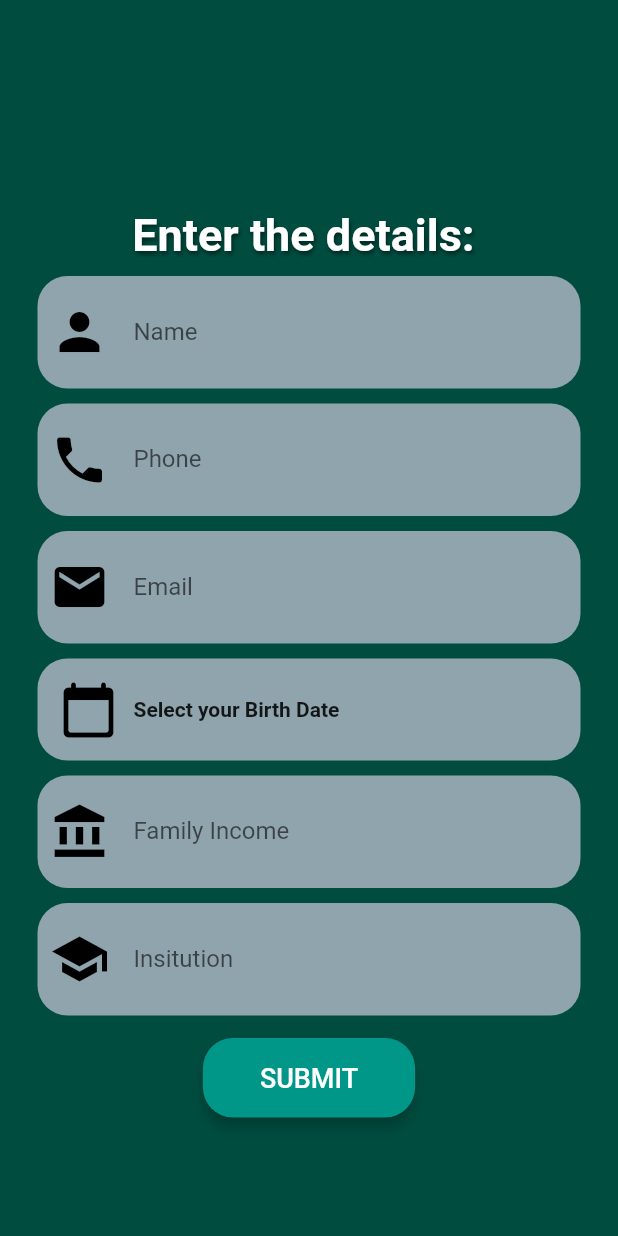
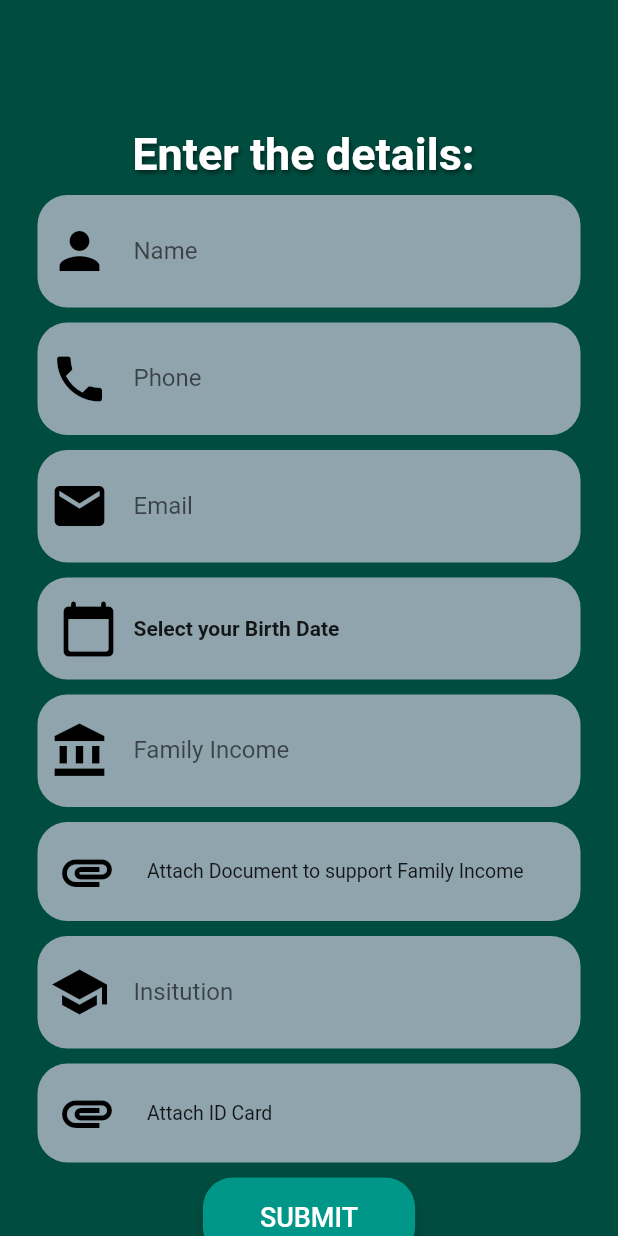
Before and after one commit to sidhagarwal05/studentfin, a Flutter app: the UserInfoScreen screen opened directly, on a phone screen of 412 x 824 dp. Run offline on Flutter 3.47's test engine with Material 2 defaults, Android fonts, the light colour scheme and no system bars; our stand-ins replace accordion, auth_buttons, file_picker, firebase_auth, flutter_spinkit, google_sign_in and 1 more; accounts and stored records are empty.

Commit message:
added document upload functionality

```diff
--- a/lib/form.dart
+++ b/lib/form.dart
@@ -3,12 +3,7 @@ import 'dart:ui';
 
 import 'package:flutter/material.dart';
 import 'package:studentfin/splashscreen2.dart';
-
-import 'auth.dart';
-import 'home.dart';
-import 'login_page.dart';
-
-import 'package:syncfusion_flutter_datepicker/datepicker.dart';
+import 'package:file_picker/file_picker.dart';
 
 class UserInfoScreen extends StatefulWidget {
   static const routeName = '/user-info';
@@ -24,9 +19,12 @@ class _UserInfoScreenState extends State<UserInfoScreen>
   TextEditingController _emailController = new TextEditingController();
   TextEditingController _incomeController = new TextEditingController();
   TextEditingController _instituteController = new TextEditingController();
-  bool _init = true;
+
+
   var uid;
-  String _selectedDate = '';
+  FilePickerResult? result;
+  String familyIncomeProof = 'Attach Document to support Family Income';
+  String idCardProof = 'Attach ID Card';
   String initValue="Select your Birth Date";
   bool isDateSelected= false;
   late DateTime birthDate; // instance of DateTime
@@ -261,6 +259,55 @@ class _UserInfoScreenState extends State<UserInfoScreen>
                             decoration: BoxDecoration(
                                 color: Colors.blueGrey[300],
                                 borderRadius: BorderRadius.circular(20)),
+                            child: GestureDetector(
+                              onTap: () async {
+                                result = await FilePicker.platform.pickFiles(
+                                  type: FileType.custom,
+                                  allowedExtensions: ['pdf',],
+                                );
+
+                                if(result != null) {
+                                  setState(() {
+                                    familyIncomeProof=result!.names.first;
+                                  });
+
+
+                                } else {
+                                  // User canceled the picker
+                                }
+                              },
+                              child: Column(
+                                children: [
+                                  SizedBox(height: 5,),
+                                  Row(
+                                    mainAxisAlignment: MainAxisAlignment.start ,
+                                    children: [
+                                      const SizedBox(width: 5,),
+                                      const Icon(
+                                        Icons.attachment,
+                                        size: 40,
+                                        color: Colors.black,
+                                      ),
+                                      const SizedBox(width: 20,),
+                                      Text(familyIncomeProof,
+                                        style: TextStyle(fontSize: 13),)
+                                    ],
+                                  ),
+                                  SizedBox(height: 5,),
+                                ],
+                              ),
+                            ),
+
+                          ),
+                          const SizedBox(
+                            height: 10,
+                          ),
+                          Container(
+                            width: double.infinity,
+                            padding: EdgeInsets.all(8),
+                            decoration: BoxDecoration(
+                                color: Colors.blueGrey[300],
+                                borderRadius: BorderRadius.circular(20)),
                             child: TextFormField(
                               keyboardType: TextInputType.text,
                               autocorrect: false,
@@ -289,7 +336,54 @@ class _UserInfoScreenState extends State<UserInfoScreen>
 
 
                           const SizedBox(
-                            height: 15,
+                            height: 10,
+                          ),
+                          Container(
+                            width: double.infinity,
+                            padding: EdgeInsets.all(8),
+                            decoration: BoxDecoration(
+                                color: Colors.blueGrey[300],
+                                borderRadius: BorderRadius.circular(20)),
+                            child: GestureDetector(
+                              onTap: () async {
+                                result = await FilePicker.platform.pickFiles(
+                                );
+
+                                if(result != null) {
+                                  setState(() {
+                                    idCardProof=result!.names.first;
+                                  });
+
+
+                                } else {
+                                  // User canceled the picker
+                                }
+                              },
+                              child: Column(
+                                children: [
+                                  SizedBox(height: 5,),
+                                  Row(
+                                    mainAxisAlignment: MainAxisAlignment.start ,
+                                    children: [
+                                      const SizedBox(width: 5,),
+                                      const Icon(
+                                        Icons.attachment,
+                                        size: 40,
+                                        color: Colors.black,
+                                      ),
+                                      const SizedBox(width: 20,),
+                                      Text(idCardProof,
+                                        style: TextStyle(fontSize: 13),)
+                                    ],
+                                  ),
+                                  SizedBox(height: 5,),
+                                ],
+                              ),
+                            ),
+
+                          ),
+                          const SizedBox(
+                            height: 10,
                           ),
                           RaisedButton(
                             elevation: 4,
--- a/pubspec.yaml
+++ b/pubspec.yaml
@@ -36,6 +36,8 @@ dependencies:
   syncfusion_flutter_datepicker:
   accordion:
   flutter_spinkit:
+  dropdown_search: ^2.0.1
+  file_picker:
 
 
   # The following adds the Cupertino Icons font to your application.
```
Also changed, not shown: lib/Education Loan/loanList.dart (+30 -30 lines), pubspec.lock.
